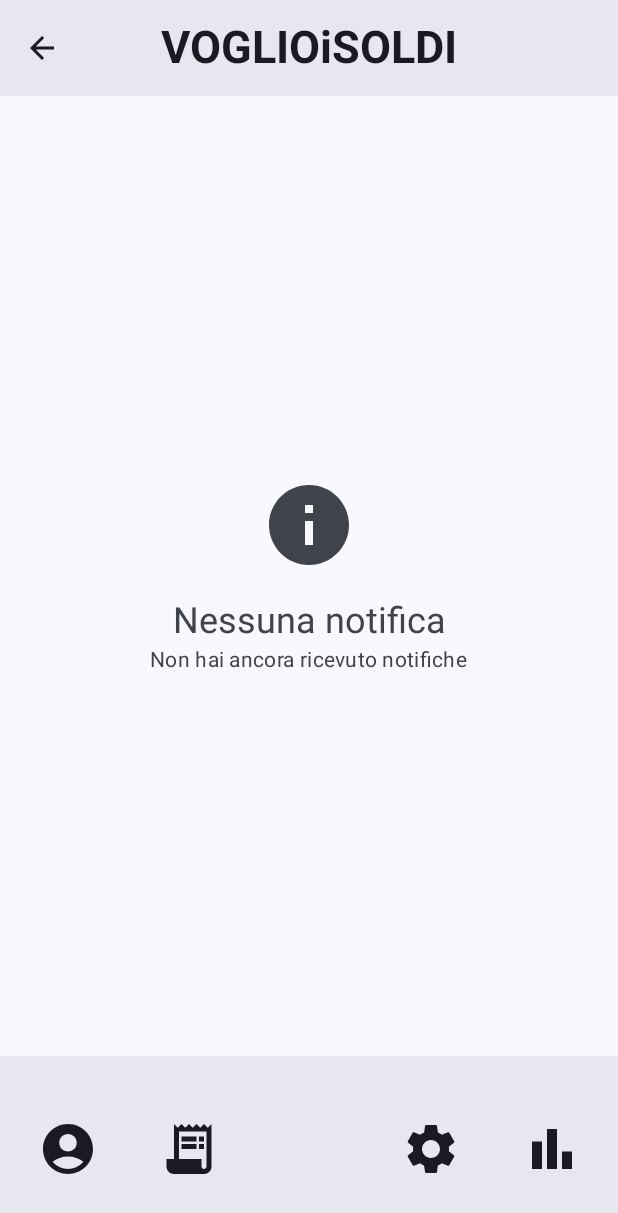
After one commit to BlusterX/VoglioiSoldi, an Android app built with Jetpack Compose: the NotificationScreen screen opened through its navigation route, on a phone screen of 412 x 824 dp. The commit adds this screen. Shown: the top 1213 px of the screen. Run offline under Robolectric (Android 15) with nearby library versions, the phone set to English and light mode, and no system bars; our stand-ins replace Room's generated code.

Commit message:
Add UI page for notifications list

```diff
--- a/app/src/main/java/com/example/voglioisoldi/ui/Navigation.kt
+++ b/app/src/main/java/com/example/voglioisoldi/ui/Navigation.kt
@@ -1,6 +1,5 @@
 package com.example.voglioisoldi.ui
 
-import AddTransactionScreen
 import androidx.compose.runtime.Composable
 import androidx.navigation.NavHostController
 import androidx.navigation.compose.NavHost
@@ -8,6 +7,7 @@ import androidx.navigation.compose.composable
 import androidx.navigation.toRoute
 import com.example.voglioisoldi.ui.screens.AccountManagementScreen
 import com.example.voglioisoldi.ui.screens.AddAccountScreen
+import com.example.voglioisoldi.ui.screens.AddTransactionScreen
 import com.example.voglioisoldi.ui.screens.AppInfoScreen
 import com.example.voglioisoldi.ui.screens.ChangeEmailScreen
 import com.example.voglioisoldi.ui.screens.ChangePasswordScreen
@@ -16,6 +16,7 @@ import com.example.voglioisoldi.ui.screens.GeneralSettingsScreen
 import com.example.voglioisoldi.ui.screens.GraphsScreen
 import com.example.voglioisoldi.ui.screens.HomeScreen
 import com.example.voglioisoldi.ui.screens.LoginScreen
+import com.example.voglioisoldi.ui.screens.NotificationScreen
 import com.example.voglioisoldi.ui.screens.ProfileScreen
 import com.example.voglioisoldi.ui.screens.RegistrationScreen
 import com.example.voglioisoldi.ui.screens.SettingsScreen
@@ -33,6 +34,7 @@ sealed interface SoldiRoute {
     @Serializable data object Settings : SoldiRoute
     @Serializable data object GeneralSettings : SoldiRoute
     @Serializable data object AccountManagement : SoldiRoute
+    @Serializable data object Notifications : SoldiRoute
     @Serializable data object AppInfo : SoldiRoute
     @Serializable data object Transactions : SoldiRoute
     @Serializable data object Graphs : SoldiRoute
@@ -98,6 +100,11 @@ fun Navigation(navController: NavHostController, startDestination: SoldiRoute) {
                 navController = navController
             )
         }
+        composable<SoldiRoute.Notifications> {
+            NotificationScreen(
+                navController = navController
+            )
+        }
         composable<SoldiRoute.AppInfo> {
             AppInfoScreen(
                 navController = navController
--- /dev/null
+++ b/app/src/main/java/com/example/voglioisoldi/ui/screens/NotificationScreen.kt
@@ -0,0 +1,124 @@
+package com.example.voglioisoldi.ui.screens
+
+import androidx.compose.foundation.layout.Arrangement
+import androidx.compose.foundation.layout.Box
+import androidx.compose.foundation.layout.Column
+import androidx.compose.foundation.layout.Spacer
+import androidx.compose.foundation.layout.fillMaxSize
+import androidx.compose.foundation.layout.height
+import androidx.compose.foundation.layout.padding
+import androidx.compose.foundation.layout.size
+import androidx.compose.foundation.lazy.LazyColumn
+import androidx.compose.foundation.lazy.items
+import androidx.compose.material.icons.Icons
+import androidx.compose.material.icons.filled.Info
+import androidx.compose.material.icons.filled.Notifications
+import androidx.compose.material3.ExtendedFloatingActionButton
+import androidx.compose.material3.Icon
+import androidx.compose.material3.MaterialTheme
+import androidx.compose.material3.Scaffold
+import androidx.compose.material3.Text
+import androidx.compose.runtime.Composable
+import androidx.compose.runtime.LaunchedEffect
+import androidx.compose.runtime.collectAsState
+import androidx.compose.runtime.getValue
+import androidx.compose.ui.Alignment
+import androidx.compose.ui.Modifier
+import androidx.compose.ui.unit.dp
+import androidx.navigation.NavController
+import com.example.voglioisoldi.ui.composables.BottomBar
+import com.example.voglioisoldi.ui.composables.NotificationItem
+import com.example.voglioisoldi.ui.composables.TopBar
+import com.example.voglioisoldi.ui.util.rememberCurrentUserId
+import com.example.voglioisoldi.ui.viewmodel.NotificationViewModel
+import org.koin.androidx.compose.koinViewModel
+
+@Composable
+fun NotificationScreen(
+    navController: NavController,
+) {
+    val viewModel: NotificationViewModel = koinViewModel()
+    val state by viewModel.state.collectAsState()
+    val actions = viewModel.actions
+    val userId = rememberCurrentUserId()
+
+    LaunchedEffect(userId) {
+        userId?.let { actions.loadNotifications(it) }
+    }
+
+    LaunchedEffect(state.errorMessage) {
+        state.errorMessage.let {
+            actions.clearError()
+        }
+    }
+
+    Scaffold(
+        topBar = {
+            TopBar(
+                showBackButton = true,
+                onBackClick = { navController.popBackStack() }
+            )
+        },
+        bottomBar = {
+            BottomBar(navController)
+        },
+        floatingActionButton = {
+            if (state.notifications.any { !it.isRead }) {
+                ExtendedFloatingActionButton(
+                    onClick = { userId?.let { actions.markAllAsRead(it) } },
+                    icon = { Icon(Icons.Default.Notifications, contentDescription = "Segna tutte come lette") },
+                    text = { Text("Segna tutte come lette") }
+                )
+            }
+        }
+    ) { paddingValues ->
+        Box(
+            modifier = Modifier
+                .fillMaxSize()
+                .padding(paddingValues)
+        ) {
+            if (state.notifications.isEmpty()) {
+                Box(
+                    modifier = Modifier.fillMaxSize(),
+                    contentAlignment = Alignment.Center
+                ) {
+                    Column(
+                        horizontalAlignment = Alignment.CenterHorizontally,
+                        verticalArrangement = Arrangement.Center
+                    ) {
+                        Icon(
+                            imageVector = Icons.Default.Info,
+                            contentDescription = null,
+                            modifier = Modifier.size(64.dp),
+                            tint = MaterialTheme.colorScheme.onSurfaceVariant
+                        )
+                        Spacer(modifier = Modifier.height(16.dp))
+                        Text(
+                            text = "Nessuna notifica",
+                            style = MaterialTheme.typography.headlineSmall,
+                            color = MaterialTheme.colorScheme.onSurfaceVariant
+                        )
+                        Text(
+                            text = "Non hai ancora ricevuto notifiche",
+                            style = MaterialTheme.typography.bodyMedium,
+                            color = MaterialTheme.colorScheme.onSurfaceVariant
+                        )
+                    }
+                }
+            } else {
+                LazyColumn(
+                    modifier = Modifier.fillMaxSize(),
+                    verticalArrangement = Arrangement.spacedBy(8.dp)
+                ) {
+                    items(state.notifications) { notification ->
+                        NotificationItem(
+                            notification = notification,
+                            onMarkAsRead = { if (!notification.isRead) actions.markAsRead(notification.id) },
+                            onDelete = { actions.deleteNotification(notification.id) }
+                        )
+                    }
+                }
+            }
+        }
+    }
+}
```
